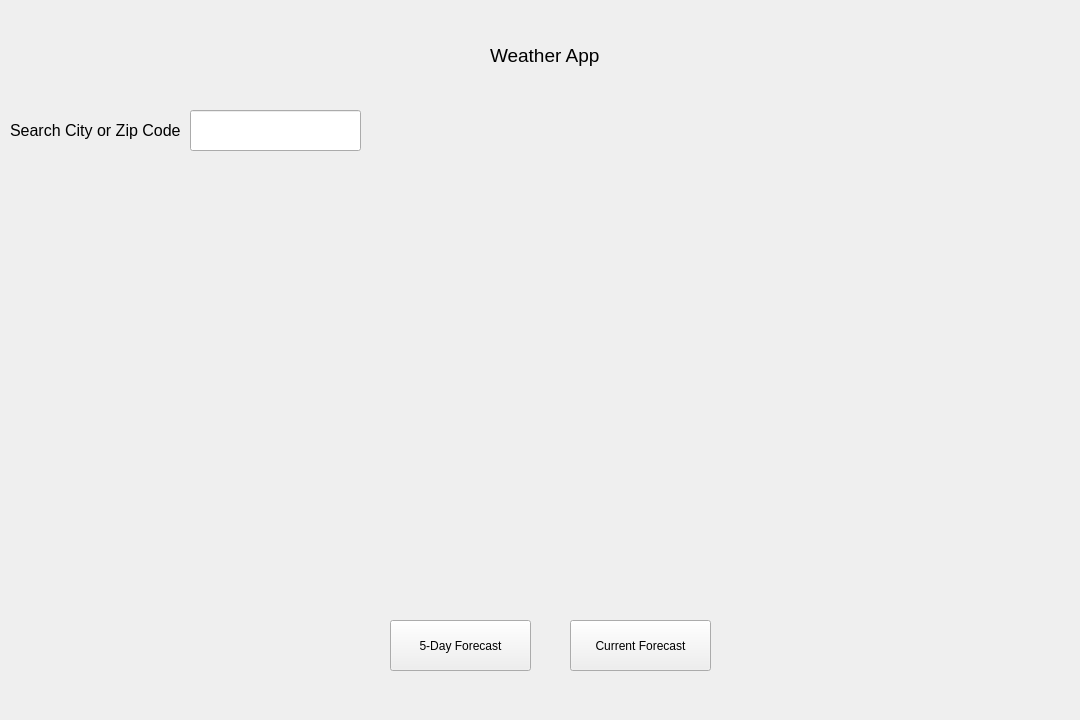
Above: mockUpWeatherApp.ui from ahueb/SE_weather_app before the change. Below: the same form after it.
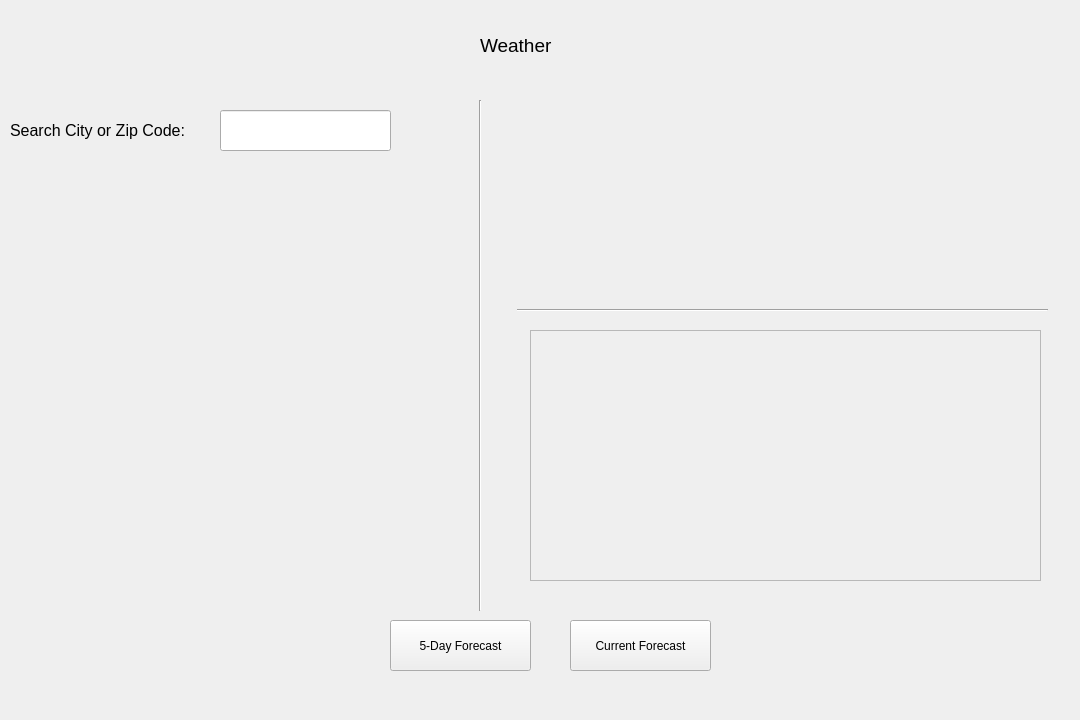
That is the form after the change.

Commit message: modified gui and started adding 5 day forecast. will need refactoring

```diff
--- a/mockUpWeatherApp.ui
+++ b/mockUpWeatherApp.ui
@@ -19,9 +19,9 @@
   <widget class="QLabel" name="weatherAPPLabel">
    <property name="geometry">
     <rect>
-     <x>490</x>
-     <y>30</y>
-     <width>121</width>
+     <x>480</x>
+     <y>20</y>
+     <width>101</width>
      <height>51</height>
     </rect>
    </property>
@@ -31,13 +31,13 @@
     </font>
    </property>
    <property name="text">
-    <string>Weather App</string>
+    <string>Weather</string>
    </property>
   </widget>
   <widget class="QLineEdit" name="enterCityLineEdit">
    <property name="geometry">
     <rect>
-     <x>190</x>
+     <x>220</x>
      <y>110</y>
      <width>171</width>
      <height>41</height>
@@ -49,7 +49,7 @@
     <rect>
      <x>10</x>
      <y>110</y>
-     <width>171</width>
+     <width>181</width>
      <height>41</height>
     </rect>
    </property>
@@ -181,6 +181,48 @@
     <string>5-Day Forecast</string>
    </property>
   </widget>
+  <widget class="QFrame" name="frametest">
+   <property name="geometry">
+    <rect>
+     <x>530</x>
+     <y>330</y>
+     <width>511</width>
+     <height>251</height>
+    </rect>
+   </property>
+   <property name="frameShape">
+    <enum>QFrame::StyledPanel</enum>
+   </property>
+   <property name="frameShadow">
+    <enum>QFrame::Raised</enum>
+   </property>
+  </widget>
+  <widget class="Line" name="line">
+   <property name="geometry">
+    <rect>
+     <x>470</x>
+     <y>100</y>
+     <width>20</width>
+     <height>511</height>
+    </rect>
+   </property>
+   <property name="orientation">
+    <enum>Qt::Vertical</enum>
+   </property>
+  </widget>
+  <widget class="Line" name="line_2">
+   <property name="geometry">
+    <rect>
+     <x>517</x>
+     <y>300</y>
+     <width>531</width>
+     <height>20</height>
+    </rect>
+   </property>
+   <property name="orientation">
+    <enum>Qt::Horizontal</enum>
+   </property>
+  </widget>
  </widget>
  <resources/>
  <connections/>
```
The commit also changes 1 other file.
